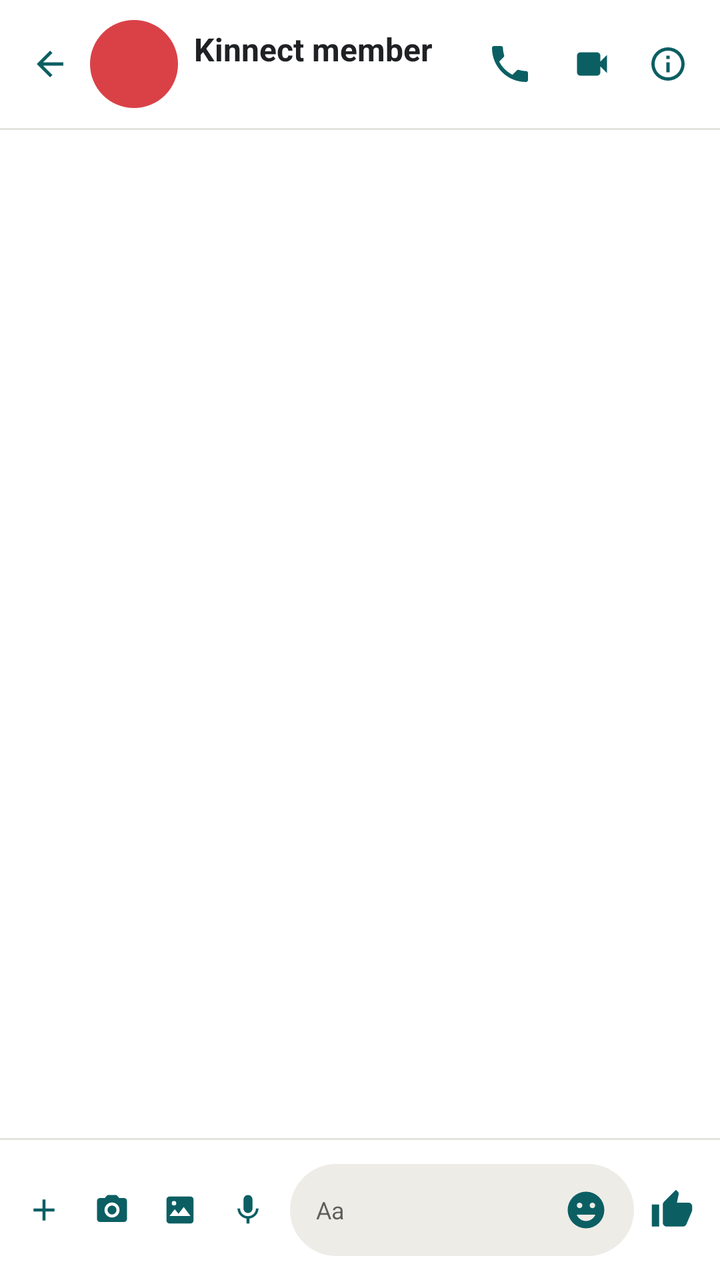
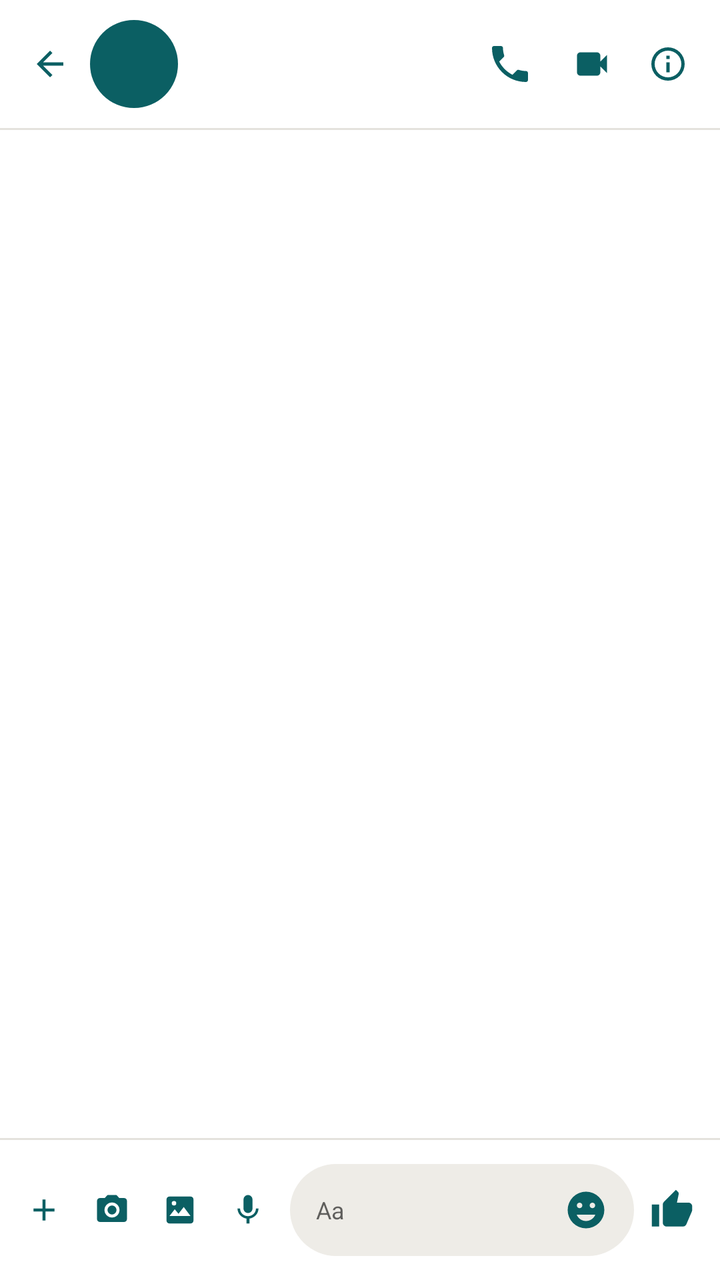

An Android layout rendered at two revisions. The XML below is the earlier revision; the diff shows what the commit changed to produce the second picture.
<!-- AndroidManifest.xml: application theme Theme.Kinnect -->
<!-- res/layout/activity_chat.xml -->
<?xml version="1.0" encoding="utf-8"?>
<LinearLayout
    xmlns:android="http://schemas.android.com/apk/res/android"
    android:layout_width="match_parent"
    android:layout_height="match_parent"
    android:background="@color/white"
    android:orientation="vertical">

    <LinearLayout
        android:layout_width="match_parent"
        android:layout_height="64dp"
        android:gravity="center_vertical"
        android:paddingStart="5dp"
        android:paddingEnd="7dp">

        <ImageView
            android:id="@+id/backButton"
            android:layout_width="40dp"
            android:layout_height="44dp"
            android:contentDescription="Back"
            android:padding="10dp"
            android:src="@drawable/ic_back"
            android:tint="@color/primary" />

        <TextView
            android:id="@+id/chatToolbarAvatar"
            style="@style/Avatar"
            android:layout_width="44dp"
            android:layout_height="44dp"
            android:background="@drawable/circle_red"
            android:text=""
            android:textSize="13sp" />

        <LinearLayout
            android:layout_width="0dp"
            android:layout_height="wrap_content"
            android:layout_marginStart="8dp"
            android:layout_weight="1"
            android:orientation="vertical">

            <TextView
                android:id="@+id/chatToolbarName"
                style="@style/Heading"
                android:layout_width="wrap_content"
                android:layout_height="wrap_content"
                android:text="Kinnect member" />

            <TextView
                android:id="@+id/chatToolbarStatus"
                style="@style/Meta"
                android:layout_width="wrap_content"
                android:layout_height="wrap_content"
                android:text="" />

        </LinearLayout>

        <ImageView
            android:id="@+id/callButton"
            android:layout_width="44dp"
            android:layout_height="46dp"
            android:contentDescription="Voice call"
            android:padding="10dp"
            android:src="@drawable/ic_phone"
            android:tint="@color/primary" />

        <ImageView
            android:id="@+id/videoCallButton"
            android:layout_width="38dp"
            android:layout_height="42dp"
            android:contentDescription="Video call"
            android:padding="9dp"
            android:src="@drawable/ic_video"
            android:tint="@color/primary" />

        <ImageView
            android:id="@+id/chatInfoButton"
            android:layout_width="38dp"
            android:layout_height="42dp"
            android:contentDescription="Information"
            android:padding="9dp"
            android:src="@drawable/ic_info"
            android:tint="@color/primary" />

    </LinearLayout>

    <View
        android:layout_width="match_parent"
        android:layout_height="1dp"
        android:background="@color/divider" />

    <ScrollView
        android:id="@+id/sampleChatScroll"
        android:layout_width="match_parent"
        android:layout_height="0dp"
        android:layout_weight="1"
        android:fillViewport="true"
        android:visibility="gone">

        <LinearLayout
            android:layout_width="match_parent"
            android:layout_height="wrap_content"
            android:minHeight="620dp"
            android:orientation="vertical"
            android:paddingHorizontal="12dp"
            android:paddingTop="12dp"
            android:paddingBottom="8dp">

            <TextView
                android:id="@+id/chatProfileAvatar"
                style="@style/Avatar"
                android:layout_width="68dp"
                android:layout_height="68dp"
                android:layout_gravity="center"
                android:background="@drawable/circle_red"
                android:text="AK"
                android:textSize="19sp" />

            <TextView
                android:id="@+id/chatProfileName"
                style="@style/Heading"
                android:layout_width="match_parent"
                android:layout_height="wrap_content"
                android:layout_marginTop="9dp"
                android:gravity="center"
                android:text="Kinnect member"
                android:textSize="17sp" />

            <TextView
                android:id="@+id/chatProfileSubtitle"
                style="@style/Meta"
                android:layout_width="match_parent"
                android:layout_height="wrap_content"
                android:layout_marginTop="6dp"
                android:gravity="center"
                android:text="You’re friends on Kinnect · Lives in Karachi" />

            <TextView
                style="@style/Meta"
                android:layout_width="match_parent"
                android:layout_height="34dp"
                android:gravity="center"
                android:text="TODAY 4:49 PM"
                android:textStyle="bold" />

            <LinearLayout
                android:layout_width="match_parent"
                android:layout_height="wrap_content"
                android:gravity="center_vertical">

                <TextView
                    android:id="@+id/chatMessageAvatar"
                    style="@style/Avatar"
                    android:layout_width="32dp"
                    android:layout_height="32dp"
                    android:background="@drawable/circle_red"
                    android:text="AK"
                    android:textSize="8sp" />

                <TextView
                    android:id="@+id/incomingMessageOne"
                    style="@style/Body"
                    android:layout_width="wrap_content"
                    android:layout_height="wrap_content"
                    android:layout_marginStart="8dp"
                    android:background="@drawable/rounded_soft"
                    android:padding="12dp"
                    android:text="Hey! Are you still coming Saturday?" />

            </LinearLayout>

            <TextView
                android:id="@+id/incomingMessageTwo"
                style="@style/Body"
                android:layout_width="wrap_content"
                android:layout_height="wrap_content"
                android:layout_marginStart="40dp"
                android:layout_marginTop="6dp"
                android:background="@drawable/rounded_soft"
                android:padding="12dp"
                android:text="Lina booked the table for 8" />

            <TextView
                android:id="@+id/incomingMessageThree"
                style="@style/Body"
                android:layout_width="wrap_content"
                android:layout_height="wrap_content"
                android:layout_marginStart="40dp"
                android:layout_marginTop="6dp"
                android:background="@drawable/rounded_soft"
                android:padding="12dp"
                android:text="Bring the camera" />

            <TextView
                android:id="@+id/outgoingMessageOne"
                style="@style/Body"
                android:layout_width="wrap_content"
                android:layout_height="wrap_content"
                android:layout_gravity="end"
                android:layout_marginTop="10dp"
                android:background="@drawable/rounded_teal"
                android:padding="12dp"
                android:text="Yes, obviously"
                android:textColor="@color/white" />

            <RelativeLayout
                android:layout_width="wrap_content"
                android:layout_height="wrap_content"
                android:layout_gravity="end"
                android:layout_marginTop="5dp">

                <TextView
                    android:id="@+id/outgoingMessageTwo"
                    style="@style/Body"
                    android:layout_width="wrap_content"
                    android:layout_height="wrap_content"
                    android:background="@drawable/rounded_teal"
                    android:padding="12dp"
                    android:text="Already charged both batteries"
                    android:textColor="@color/white" />

                <ImageView
                    android:layout_width="22dp"
                    android:layout_height="22dp"
                    android:layout_alignParentStart="true"
                    android:layout_alignParentBottom="true"
                    android:layout_marginStart="-9dp"
                    android:layout_marginBottom="-8dp"
                    android:src="@drawable/reaction_love" />

            </RelativeLayout>

            <TextView
                android:id="@+id/sampleChatReplyLabel"
                style="@style/Meta"
                android:layout_width="match_parent"
                android:layout_height="30dp"
                android:gravity="end|center_vertical"
                android:text="You replied to Aisha" />

            <TextView
                android:id="@+id/quotedMessage"
                style="@style/Body"
                android:layout_width="wrap_content"
                android:layout_height="wrap_content"
                android:layout_gravity="end"
                android:background="@drawable/rounded_soft"
                android:padding="10dp"
                android:text="Lina booked the table for 8"
                android:textColor="@color/text_secondary"
                android:textSize="12sp" />

            <TextView
                android:id="@+id/outgoingMessageThree"
                style="@style/Body"
                android:layout_width="wrap_content"
                android:layout_height="wrap_content"
                android:layout_gravity="end"
                android:layout_marginTop="6dp"
                android:background="@drawable/rounded_teal"
                android:padding="12dp"
                android:text="Perfect, I’ll be there by 7:45"
                android:textColor="@color/white" />

            <ImageView
                android:layout_width="202dp"
                android:layout_height="144dp"
                android:layout_gravity="end"
                android:layout_marginTop="7dp"
                android:scaleType="centerCrop"
                android:src="@drawable/landscape_purple" />

            <View
                android:layout_width="10dp"
                android:layout_height="10dp"
                android:layout_gravity="end"
                android:layout_marginTop="5dp"
                android:background="@drawable/circle_red" />

            <LinearLayout
                android:layout_width="match_parent"
                android:layout_height="34dp"
                android:layout_marginTop="5dp"
                android:gravity="center_vertical">

                <TextView
                    android:id="@+id/typingAvatar"
                    style="@style/Avatar"
                    android:layout_width="32dp"
                    android:layout_height="32dp"
                    android:background="@drawable/circle_red"
                    android:text="AK"
                    android:textSize="8sp" />

                <LinearLayout
                    android:layout_width="48dp"
                    android:layout_height="28dp"
                    android:layout_marginStart="7dp"
                    android:background="@drawable/rounded_soft"
                    android:gravity="center">

                    <View
                        android:layout_width="5dp"
                        android:layout_height="5dp"
                        android:background="@drawable/circle_dark" />

                    <View
                        android:layout_width="5dp"
                        android:layout_height="5dp"
                        android:layout_marginHorizontal="4dp"
                        android:background="@drawable/circle_dark" />

                    <View
                        android:layout_width="5dp"
                        android:layout_height="5dp"
                        android:background="@drawable/circle_dark" />

                </LinearLayout>

            </LinearLayout>

        </LinearLayout>

    </ScrollView>

    <androidx.recyclerview.widget.RecyclerView
        android:id="@+id/messagesRecyclerView"
        android:layout_width="match_parent"
        android:layout_height="0dp"
        android:layout_weight="1"
        android:clipToPadding="false"
        android:paddingHorizontal="10dp"
        android:paddingVertical="8dp" />

    <View
        android:layout_width="match_parent"
        android:layout_height="1dp"
        android:background="@color/divider" />

    <LinearLayout
        android:layout_width="match_parent"
        android:layout_height="wrap_content"
        android:orientation="vertical"
        android:paddingTop="4dp"
        android:paddingBottom="4dp"
        android:paddingHorizontal="5dp">

        <TextView
            android:id="@+id/chatReplyLabel"
            style="@style/Meta"
            android:layout_width="match_parent"
            android:layout_height="24dp"
            android:gravity="center_vertical"
            android:visibility="gone" />

        <LinearLayout
        android:layout_width="match_parent"
        android:layout_height="62dp"
        android:gravity="center_vertical"
        android:paddingHorizontal="0dp">

        <ImageView
            android:id="@+id/chatAttachmentButton"
            android:layout_width="34dp"
            android:layout_height="42dp"
            android:padding="8dp"
            android:src="@drawable/ic_add"
            android:tint="@color/primary" />

        <ImageView
            android:id="@+id/chatCameraButton"
            android:layout_width="34dp"
            android:layout_height="42dp"
            android:padding="8dp"
            android:src="@drawable/ic_camera"
            android:tint="@color/primary" />

        <ImageView
            android:id="@+id/chatImageButton"
            android:layout_width="34dp"
            android:layout_height="42dp"
            android:padding="8dp"
            android:src="@drawable/ic_image"
            android:tint="@color/primary" />

        <ImageView
            android:id="@+id/chatVoiceButton"
            android:layout_width="34dp"
            android:layout_height="42dp"
            android:padding="8dp"
            android:src="@drawable/ic_mic"
            android:tint="@color/primary" />

        <LinearLayout
            android:layout_width="0dp"
            android:layout_height="46dp"
            android:layout_marginStart="4dp"
            android:layout_weight="1"
            android:background="@drawable/input_pill"
            android:gravity="center_vertical"
            android:paddingHorizontal="13dp">

            <EditText
                android:id="@+id/messageInput"
                android:layout_width="0dp"
                android:layout_height="match_parent"
                android:layout_weight="1"
                android:background="@null"
                android:hint="Aa"
                android:singleLine="true"
                android:textSize="12sp" />

            <ImageView
                android:layout_width="22dp"
                android:layout_height="22dp"
                android:src="@drawable/ic_smile"
                android:tint="@color/primary" />

        </LinearLayout>

        <ImageView
            android:id="@+id/sendMessageButton"
            android:layout_width="38dp"
            android:layout_height="42dp"
            android:padding="8dp"
            android:src="@drawable/ic_thumb_up"
            android:tint="@color/primary" />

        </LinearLayout>
    </LinearLayout>

</LinearLayout>
<!-- resources referenced by this layout -->
<resources>
  <color name="divider">#E4E2DD</color>
  <color name="primary">#0B5F63</color>
  <color name="text_secondary">#6F716F</color>
  <color name="white">#FFFFFFFF</color>
  <!-- drawable circle_dark (drawable) -->
  <shape xmlns:android="http://schemas.android.com/apk/res/android" android:shape="oval">
      <solid android:color="#66707968" />
  </shape>
  <!-- drawable circle_red (drawable) -->
  <shape xmlns:android="http://schemas.android.com/apk/res/android" android:shape="oval"><solid android:color="@color/red"/></shape>
  <!-- drawable ic_add (drawable) -->
  <vector xmlns:android="http://schemas.android.com/apk/res/android" android:width="24dp" android:height="24dp" android:viewportWidth="24" android:viewportHeight="24"><path android:fillColor="@color/text_primary" android:pathData="M19,13h-6v6h-2v-6H5v-2h6V5h2v6h6z"/></vector>
  <!-- drawable ic_back (drawable) -->
  <vector xmlns:android="http://schemas.android.com/apk/res/android" android:width="24dp" android:height="24dp" android:viewportWidth="24" android:viewportHeight="24"><path android:fillColor="@color/text_primary" android:pathData="M20,11H7.83l5.59,-5.59L12,4l-8,8 8,8 1.42,-1.41L7.83,13H20z"/></vector>
  <!-- drawable input_pill (drawable) -->
  <shape xmlns:android="http://schemas.android.com/apk/res/android">
      <solid android:color="@color/surface_soft" />
      <corners android:radius="24dp" />
  </shape>
  <!-- drawable rounded_soft (drawable) -->
  <shape xmlns:android="http://schemas.android.com/apk/res/android">
      <solid android:color="@color/surface_soft" />
      <corners android:radius="10dp" />
  </shape>
  <!-- drawable rounded_teal (drawable) -->
  <shape xmlns:android="http://schemas.android.com/apk/res/android"><solid android:color="@color/primary"/><corners android:radius="24dp"/><padding android:left="12dp" android:top="8dp" android:right="12dp" android:bottom="8dp"/></shape>
  <style name="Avatar"><item name="android:layout_width">50dp</item><item name="android:layout_height">50dp</item><item name="android:background">@drawable/circle_teal</item><item name="android:gravity">center</item><item name="android:textColor">@color/white</item><item name="android:textStyle">bold</item><item name="android:textSize">17sp</item></style>
  <style name="Body"><item name="android:fontFamily">sans</item><item name="android:textColor">@color/text_primary</item><item name="android:textSize">14sp</item></style>
  <style name="Heading"><item name="android:fontFamily">sans</item><item name="android:textColor">@color/text_primary</item><item name="android:textSize">16sp</item><item name="android:textStyle">bold</item></style>
  <style name="Meta"><item name="android:fontFamily">sans</item><item name="android:textColor">@color/text_secondary</item><item name="android:textSize">11sp</item></style>
  <color name="red">#D94147</color>
  <color name="text_primary">#202124</color>
  <color name="surface_soft">#EEECE7</color>
  <color name="reaction_pink">#D94A63</color>
  <!-- drawable circle_teal (drawable) -->
  <shape xmlns:android="http://schemas.android.com/apk/res/android" android:shape="oval"><solid android:color="@color/primary"/></shape>
  <!-- unchanged entries left out for length: 11 -->
</resources>

<!-- the commit's change to res/layout/activity_chat.xml (unified diff, before → after) -->
@@ -22,14 +22,28 @@
             android:src="@drawable/ic_back"
             android:tint="@color/primary" />
 
-        <TextView
-            android:id="@+id/chatToolbarAvatar"
-            style="@style/Avatar"
+        <RelativeLayout
             android:layout_width="44dp"
-            android:layout_height="44dp"
-            android:background="@drawable/circle_red"
-            android:text=""
-            android:textSize="13sp" />
+            android:layout_height="44dp">
+
+            <TextView
+                android:id="@+id/chatToolbarAvatar"
+                style="@style/Avatar"
+                android:layout_width="44dp"
+                android:layout_height="44dp"
+                android:text=""
+                android:textSize="13sp" />
+
+            <View
+                android:id="@+id/chatToolbarOnline"
+                android:layout_width="13dp"
+                android:layout_height="13dp"
+                android:layout_alignParentEnd="true"
+                android:layout_alignParentBottom="true"
+                android:background="@drawable/avatar_outline"
+                android:visibility="gone" />
+
+        </RelativeLayout>
 
         <LinearLayout
             android:layout_width="0dp"
@@ -43,7 +57,7 @@
                 style="@style/Heading"
                 android:layout_width="wrap_content"
                 android:layout_height="wrap_content"
-                android:text="Kinnect member" />
+                android:text="" />
 
             <TextView
                 android:id="@+id/chatToolbarStatus"
@@ -345,12 +359,41 @@
         android:paddingHorizontal="5dp">
 
         <TextView
-            android:id="@+id/chatReplyLabel"
+            android:id="@+id/chatUploadStatus"
             style="@style/Meta"
             android:layout_width="match_parent"
             android:layout_height="24dp"
             android:gravity="center_vertical"
+            android:paddingHorizontal="10dp"
+            android:textColor="@color/primary"
             android:visibility="gone" />
+
+        <LinearLayout
+            android:id="@+id/chatReplyBar"
+            android:layout_width="match_parent"
+            android:layout_height="30dp"
+            android:gravity="center_vertical"
+            android:paddingStart="10dp"
+            android:visibility="gone">
+
+            <TextView
+                android:id="@+id/chatReplyLabel"
+                style="@style/Meta"
+                android:layout_width="0dp"
+                android:layout_height="wrap_content"
+                android:layout_weight="1"
+                android:ellipsize="end"
+                android:maxLines="1" />
+
+            <ImageView
+                android:id="@+id/chatReplyCancel"
+                android:layout_width="30dp"
+                android:layout_height="30dp"
+                android:contentDescription="Cancel reply"
+                android:padding="7dp"
+                android:src="@drawable/ic_close" />
+
+        </LinearLayout>
 
         <LinearLayout
         android:layout_width="match_parent"
<!-- resource entries referenced after the edit -->
@@ -4,6 +4,11 @@
   <color name="primary">#0B5F63</color>
   <color name="text_secondary">#6F716F</color>
   <color name="white">#FFFFFFFF</color>
+  <!-- drawable avatar_outline (drawable) -->
+  <shape xmlns:android="http://schemas.android.com/apk/res/android" android:shape="oval">
+      <solid android:color="@color/green" />
+      <stroke android:width="3dp" android:color="@color/white" />
+  </shape>
   <!-- drawable circle_dark (drawable) -->
   <shape xmlns:android="http://schemas.android.com/apk/res/android" android:shape="oval">
       <solid android:color="#66707968" />
@@ -14,6 +19,8 @@
   <vector xmlns:android="http://schemas.android.com/apk/res/android" android:width="24dp" android:height="24dp" android:viewportWidth="24" android:viewportHeight="24"><path android:fillColor="@color/text_primary" android:pathData="M19,13h-6v6h-2v-6H5v-2h6V5h2v6h6z"/></vector>
   <!-- drawable ic_back (drawable) -->
   <vector xmlns:android="http://schemas.android.com/apk/res/android" android:width="24dp" android:height="24dp" android:viewportWidth="24" android:viewportHeight="24"><path android:fillColor="@color/text_primary" android:pathData="M20,11H7.83l5.59,-5.59L12,4l-8,8 8,8 1.42,-1.41L7.83,13H20z"/></vector>
+  <!-- drawable ic_close (drawable) -->
+  <vector xmlns:android="http://schemas.android.com/apk/res/android" android:width="24dp" android:height="24dp" android:viewportWidth="24" android:viewportHeight="24"><path android:fillColor="@color/text_primary" android:pathData="M18.3,5.71L12,12l6.3,6.29 -1.41,1.42L10.59,13.41 4.29,19.71 2.88,18.29 9.17,12 2.88,5.71 4.29,4.29 10.59,10.59 16.89,4.29z"/></vector>
   <!-- drawable input_pill (drawable) -->
   <shape xmlns:android="http://schemas.android.com/apk/res/android">
       <solid android:color="@color/surface_soft" />
@@ -30,6 +37,7 @@
   <style name="Body"><item name="android:fontFamily">sans</item><item name="android:textColor">@color/text_primary</item><item name="android:textSize">14sp</item></style>
   <style name="Heading"><item name="android:fontFamily">sans</item><item name="android:textColor">@color/text_primary</item><item name="android:textSize">16sp</item><item name="android:textStyle">bold</item></style>
   <style name="Meta"><item name="android:fontFamily">sans</item><item name="android:textColor">@color/text_secondary</item><item name="android:textSize">11sp</item></style>
+  <color name="green">#2F7359</color>
   <color name="red">#D94147</color>
   <color name="text_primary">#202124</color>
   <color name="surface_soft">#EEECE7</color>
